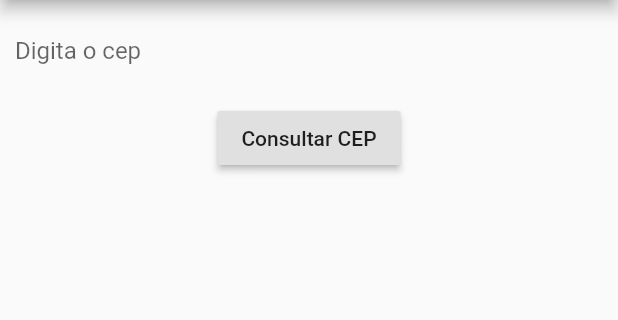
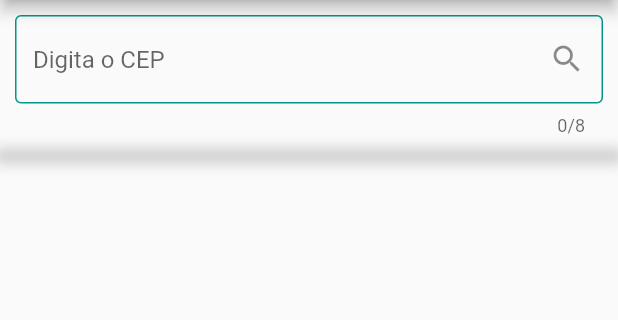
Before and after one commit to alexandrepd/FlutterBloc, a Flutter app: the screen it shows after launch, on a phone screen of 412 x 824 dp, the part 84-404 px from its top. Run offline on Flutter 3.47's test engine with Material 2 defaults, Android fonts, the phone set to English and light mode, and no system bars; our stand-ins replace flutter_bloc.

Commit message:
removing some things and improving others

```diff
--- a/lib/features/consulta_cep/data/datasources/consultaCepProvider.dart
+++ b/lib/features/consulta_cep/data/datasources/consultaCepProvider.dart
@@ -18,7 +18,7 @@ class ConsultaCepProvider {
     if (response.statusCode == successCode) {
       return ConsultaCepModel.fromJson(responseString);
     } else {
-      throw Exception('failed to load players');
+      throw Exception('Ops, estamos com problemas!');
     }
   }
 }
--- a/lib/features/consulta_cep/presentation/widgets/ConsultaCepComponents.dart
+++ b/lib/features/consulta_cep/presentation/widgets/ConsultaCepComponents.dart
@@ -1,4 +1,3 @@
-export 'buttonCustom.dart';
 export 'editCustom.dart';
 export 'resultCustom.dart';
 export 'textCustom.dart';
--- a/lib/features/consulta_cep/presentation/widgets/buttonCustom.dart
+++ /dev/null
@@ -1,21 +0,0 @@
-import 'package:FlutterBloc/features/consulta_cep/presentation/bloc/consultacep_bloc.dart';
-import 'package:flutter/material.dart';
-import 'package:flutter_bloc/flutter_bloc.dart';
-
-class ButtonCustom extends StatelessWidget {
-  final String caption;
-  final TextEditingController controller;
-  ButtonCustom(this.caption, this.controller);
-
-  @override
-  Widget build(BuildContext context) {
-    return Container(
-      child: RaisedButton(
-          child: Text(caption),
-          onPressed: () {
-            BlocProvider.of<ConsultacepBloc>(context)
-                .add(SendCepEvent(cep: controller.text));
-          }),
-    );
-  }
-}
--- a/lib/features/consulta_cep/presentation/widgets/editCustom.dart
+++ b/lib/features/consulta_cep/presentation/widgets/editCustom.dart
@@ -1,18 +1,30 @@
+import 'package:FlutterBloc/features/consulta_cep/presentation/bloc/consultacep_bloc.dart';
 import 'package:flutter/material.dart';
+import 'package:flutter_bloc/flutter_bloc.dart';
 
 class EditCustom extends StatelessWidget {
-  final TextEditingController _controller;
-
-  const EditCustom(this._controller);
   @override
   Widget build(BuildContext context) {
-    return Padding(
-      padding: const EdgeInsets.all(10.0),
-      child: Container(
+    TextEditingController _controller = TextEditingController();
+    return Container(
+      // color: Colors.amber,
+      child: Padding(
+        padding: const EdgeInsets.all(10.0),
         child: TextField(
+          maxLength: 8,
           controller: _controller,
           decoration: InputDecoration(
-              border: InputBorder.none, hintText: 'Digita o cep'),
+            enabledBorder: OutlineInputBorder(
+              borderSide: new BorderSide(color: Colors.teal),
+            ),
+            hintText: 'Digita o CEP',
+            suffixIcon: IconButton(
+                icon: Icon(Icons.search),
+                onPressed: () {
+                  BlocProvider.of<ConsultacepBloc>(context)
+                      .add(SendCepEvent(cep: _controller.text));
+                }),
+          ),
           keyboardType: TextInputType.number,
         ),
       ),
--- a/lib/main.dart
+++ b/lib/main.dart
@@ -33,7 +33,6 @@ class MyHomePage extends StatefulWidget {
 class _MyHomePageState extends State<MyHomePage> {
   @override
   Widget build(BuildContext context) {
-    TextEditingController _controller = TextEditingController();
     return Scaffold(
       appBar: AppBar(
         title: Text(widget.title),
@@ -44,9 +43,9 @@ class _MyHomePageState extends State<MyHomePage> {
           child: Column(
             mainAxisAlignment: MainAxisAlignment.center,
             children: <Widget>[
-              EditCustom(_controller),
-              ButtonCustom('Consultar CEP', _controller),
+              EditCustom(),
               ResultCustom(),
+              Expanded(child: Container()),
             ],
           ),
         ),
```
Also changed, not shown: lib/features/consulta_cep/presentation/widgets/resultCustom.dart (+21 -3 lines).
